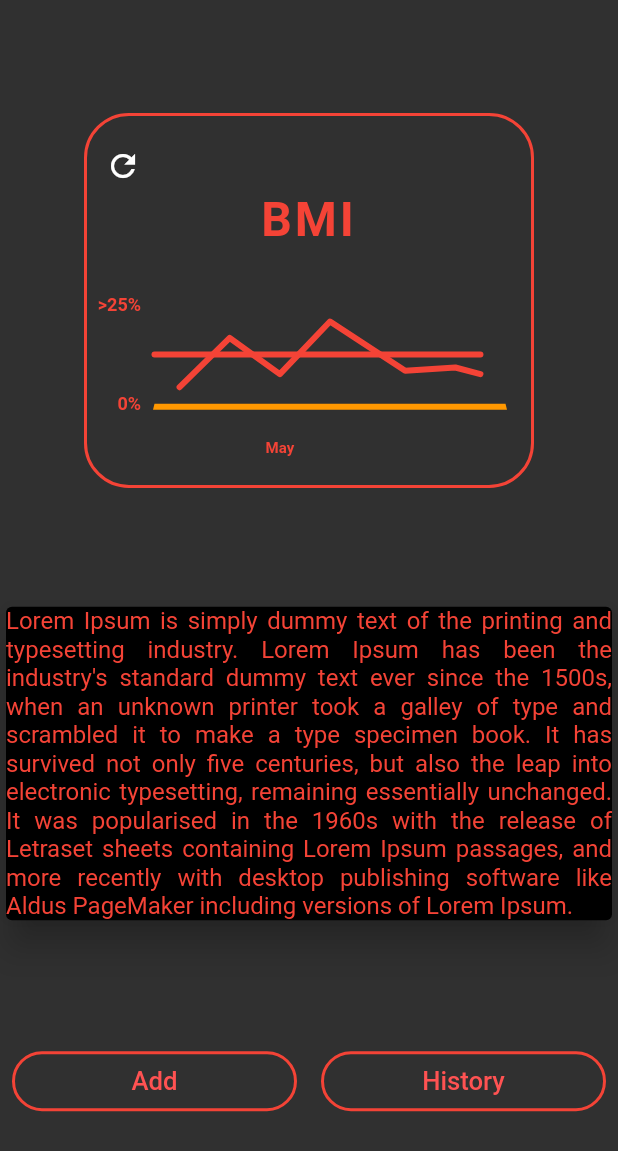
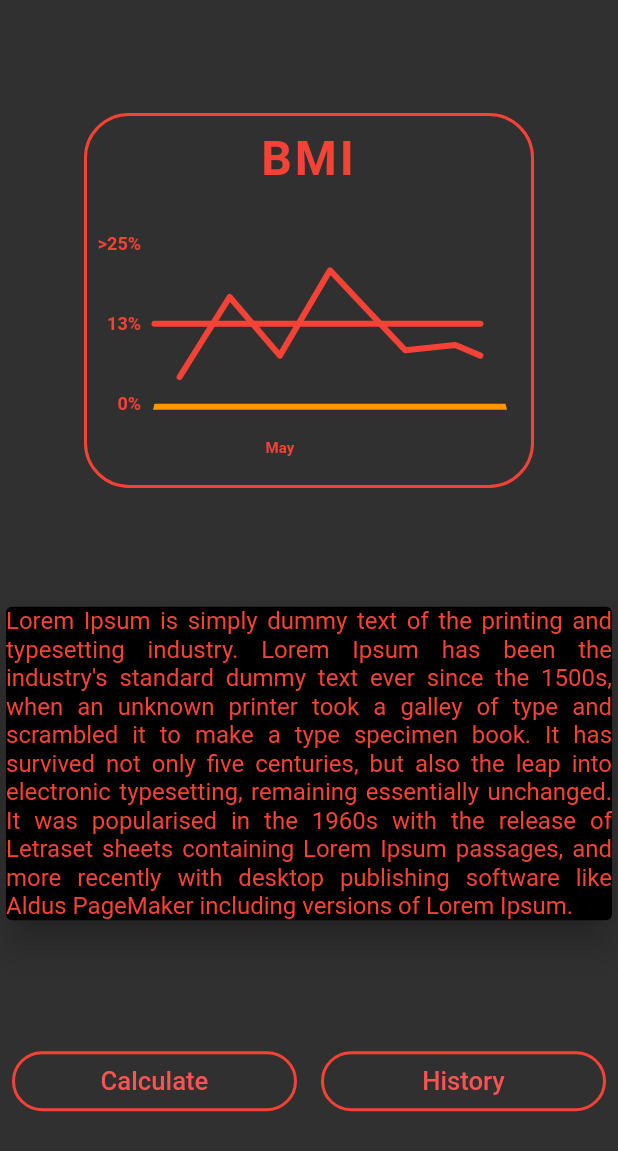
Before and after one commit to codewithmonk/health-stat-tracker, a Flutter app: the screen it shows after launch, after a tap on "BMI", on a phone screen of 412 x 824 dp. Shown: the top 1151 px of the screen. Run offline on Flutter 3.47's test engine with Material 2 defaults, Android fonts, the phone set to English and light mode, and no system bars; drawn by our look-alikes of fl_chart.

Commit message:
ios specific

```diff
--- /dev/null
+++ b/lib/classes/bmi.dart
@@ -0,0 +1,33 @@
+import 'package:body_fat_tracker/classes/user.dart';
+
+class BMI{
+  User user;
+  double height = 0.0, weight = 0.0;
+  double foot = 0.0;
+  double inches = 0.0;
+  double pounds = 0.0;
+  BMI.metric(this.user, this.height, this.weight);
+  BMI.imperial(this.user, this.foot, this.inches, this.pounds);
+
+  /// Calculates the BMI
+  ///
+  /// The isMetric parameter is used to toggle between metric and imperial values
+  double calculateBMI({isMetric = true}){
+    if (isMetric){
+      height = height / 100;
+      double bmi = weight / (height * height);
+      return bmi;
+    } else{
+      height = foot * 0.3048 + inches * 0.0254;
+      weight = 0.453592 * pounds;
+      double bmi = weight / height * height;
+      return bmi;
+    }
+  }
+
+  /// Saves the result to find trend and tracking
+  void addBMIToTracking(){
+
+  }
+
+}
--- /dev/null
+++ b/lib/classes/user.dart
@@ -0,0 +1,9 @@
+class User{
+  String _name;
+  int _age;
+  double _height;
+  double _weight;
+  User(this._name, this._age, this._height, this._weight);
+
+  void addUserToDB() => {};
+}
--- a/lib/widgets/bmi_landing.dart
+++ b/lib/widgets/bmi_landing.dart
@@ -1,8 +1,86 @@
+import 'package:body_fat_tracker/classes/user.dart';
+import 'package:flutter/material.dart';
+import 'package:flutter/cupertino.dart';
+
+import 'package:body_fat_tracker/classes/bmi.dart';
+import 'package:body_fat_tracker/widgets/buttons.dart';
 import 'package:body_fat_tracker/widgets/line_chart.dart';
-import 'package:flutter/material.dart';
 
-class BMILanding extends StatelessWidget {
+
+class BMILanding extends StatefulWidget {
   @override
+  _BMILandingState createState() => _BMILandingState();
+}
+
+class _BMILandingState extends State<BMILanding> {
+  @override
+  List<BMI> bmi_points = [];
+
+  final heightController = TextEditingController();
+
+  final weightController = TextEditingController();
+
+  final poundController = TextEditingController();
+
+  final inchController = TextEditingController();
+
+  final footController = TextEditingController();
+
+  double bmi = 0.0;
+
+  void getBMI(double height, double weight){
+    User user = new User("Akash", 26, 160, 61);
+    BMI bmi_obj = BMI.metric(user, 160.0, 61.0);
+    setState(() {
+      bmi = bmi_obj.calculateBMI();
+      print(bmi);
+    });
+  }
+
+  void findBMI(BuildContext context){
+    showModalBottomSheet(context: context, builder: (BuildContext ctx){
+      return GestureDetector(
+        onTap: () => {},
+        behavior: HitTestBehavior.opaque,
+        child: Container(
+          child: Column(
+            children: <Widget> [
+              Row(
+                mainAxisAlignment: MainAxisAlignment.spaceAround,
+                children: <Widget> [
+                  Expanded(
+                    child: Text("Weight"),
+                  ),
+                  Expanded(
+                    child: TextField(
+                      controller: weightController,
+                      keyboardType: TextInputType.numberWithOptions(decimal: true),
+                    ),
+                  ),
+                ],
+              ),
+              Row(
+                children: <Widget> [
+                  Expanded(
+                    child: Text("Height"),
+                  ),
+                  Expanded(
+                    child: TextField(
+                      controller: heightController,
+                      keyboardType: TextInputType.numberWithOptions(decimal: true),
+                    ),
+                  ),
+                ],
+              ),
+              TextButton(onPressed: () => {getBMI(double.parse(heightController.text), double.parse(weightController.text))}, child: Text("Calculate BMI")),
+              bmi == 0.0 ? SizedBox() : Text("BMI is ${bmi}"),
+            ],
+          ),
+        ),
+      );
+    });
+  }
+
   Widget build(BuildContext context) {
     return SafeArea(
       child: Scaffold(
@@ -22,7 +100,7 @@ class BMILanding extends StatelessWidget {
                     borderRadius: BorderRadius.circular(30)
                 ),
                 child: Center(
-                    child: LineChartSample1()
+                    child: LineChartSample1("BMI")
                 ),
               ),
               Card(
@@ -40,63 +118,13 @@ class BMILanding extends StatelessWidget {
                 ),
               ),
               Row(
-                  children: [
-                    Expanded(
-                      child: Padding(
-                        padding: const EdgeInsets.all(8.0),
-                        child: Container(
-                          height: 40,
-                          decoration: BoxDecoration(
-                              border: Border.all(
-                                  color: Colors.red,
-                                  width: 2
-                              ),
-                              borderRadius: BorderRadius.all(Radius.circular(60))
-                          ),
-                          child: TextButton(
-                            onPressed: () => {},
-                            child: FittedBox(
-                              child: Text(
-                                "Add",
-                                style: TextStyle(
-                                    color: Colors.redAccent,
-                                    fontSize: 18
-                                ),
-                              ),
-                            ),
-                          ),
-                        ),
-                      ),
-                    ),
-                    Expanded(
-                      child: Padding(
-                        padding: const EdgeInsets.all(8.0),
-                        child: Container(
-                          height: 40,
-                          decoration: BoxDecoration(
-                              border: Border.all(
-                                  color: Colors.red,
-                                  width: 2
-                              ),
-                              borderRadius: BorderRadius.all(Radius.circular(60))
-                          ),
-                          child: TextButton(
-                            onPressed: () => {},
-                            child: FittedBox(
-                              child: Text(
-                                "History",
-                                style: TextStyle(
-                                    color: Colors.redAccent,
-                                    fontSize: 18
-                                ),
-                              ),
-                            ),
-                          ),
-                        ),
-                      ),
-                    )
-                  ]
-              )
+                  children: <Widget>[
+                    ButtonWidget("Calculate", ()=> {
+                      findBMI(context),
+                    }),
+                    ButtonWidget("History", ()=>{}),
+                  ],
+              ),
             ],
           ),
         ),
--- a/lib/widgets/body_fat_landing.dart
+++ b/lib/widgets/body_fat_landing.dart
@@ -22,7 +22,7 @@ class BodyFatLanding extends StatelessWidget {
                   ),
                   borderRadius: BorderRadius.circular(30)
                 ),
-                child: Center(child: LineChartSample1()
+                child: Center(child: LineChartSample1("Body Fat")
                 ),
               ),
               Card(
--- /dev/null
+++ b/lib/widgets/buttons.dart
@@ -0,0 +1,56 @@
+import 'dart:io';
+
+import 'package:flutter/material.dart';
+import 'package:flutter/cupertino.dart';
+
+class ButtonWidget extends StatelessWidget {
+  String buttonLabel;
+  Function buttonFunction;
+  ButtonWidget(this.buttonLabel, this.buttonFunction);
+  @override
+  Widget build(BuildContext context) {
+    return Platform.isIOS ? Expanded(
+      child: Padding(
+        padding: const EdgeInsets.all(8.0),
+        child: CupertinoButton(
+          onPressed: this.buttonFunction,
+          color: Colors.red,
+          child: FittedBox(
+            child: Text(
+                this.buttonLabel,
+              style: TextStyle(
+                color: Colors.black
+              ),
+            ),
+          ),
+        )
+      ),
+    ) : Expanded(
+      child: Padding(
+        padding: const EdgeInsets.all(8.0),
+        child: Container(
+          height: 40,
+          decoration: BoxDecoration(
+              border: Border.all(
+                  color: Colors.red,
+                  width: 2
+              ),
+              borderRadius: BorderRadius.all(Radius.circular(60))
+          ),
+          child: TextButton(
+            onPressed: this.buttonFunction,
+            child: FittedBox(
+              child: Text(
+                this.buttonLabel,
+                style: TextStyle(
+                    color: Colors.redAccent,
+                    fontSize: 18
+                ),
+              ),
+            ),
+          ),
+        ),
+      ),
+    );
+  }
+}
--- a/lib/widgets/homepage.dart
+++ b/lib/widgets/homepage.dart
@@ -1,13 +1,27 @@
+import 'dart:io';
+
 import 'package:body_fat_tracker/widgets/body_fat_landing.dart';
+import 'package:body_fat_tracker/widgets/buttons.dart';
 import 'package:flutter/material.dart';
-
+import 'package:flutter/cupertino.dart';
 import 'package:body_fat_tracker/widgets/bmi_landing.dart';
 
 class HomePage extends StatelessWidget {
   @override
   Widget build(BuildContext context) {
-    return Scaffold(
-      body: Column(
+    void bodyFatNavigator(){
+      Navigator.push(
+          context,
+          MaterialPageRoute(builder: (context) => BodyFatLanding())
+      );
+    }
+    void bmiNavigator(){
+      Navigator.push(
+          context,
+          MaterialPageRoute(builder: (context) => BMILanding())
+      );
+    }
+    Widget pageBody = Column(
       crossAxisAlignment: CrossAxisAlignment.center,
       mainAxisAlignment: MainAxisAlignment.spaceBetween,
       children: [
@@ -44,73 +58,13 @@ class HomePage extends StatelessWidget {
             mainAxisAlignment: MainAxisAlignment.spaceAround,
             crossAxisAlignment: CrossAxisAlignment.center,
             children: [
-                Expanded(
-                  child: Padding(
-                    padding: const EdgeInsets.all(8.0),
-                    child: Container(
-                      height: 40,
-                      decoration: BoxDecoration(
-                          border: Border.all(
-                              color: Colors.red,
-                              width: 2
-                          ),
-                          borderRadius: BorderRadius.all(Radius.circular(60))
-                      ),
-                      child: TextButton(
-                        onPressed: () => {
-                          Navigator.push(
-                              context,
-                              MaterialPageRoute(builder: (context) => BMILanding())
-                          )
-                        },
-                        child: Text(
-                          "BMI",
-                          style: TextStyle(
-                              color: Colors.redAccent,
-                              fontSize: 18
-                          ),
-                        ),
-                      ),
-                    ),
-                  ),
-                ),
-                Expanded(
-                  child: Padding(
-                    padding: const EdgeInsets.all(8.0),
-                    child: Container(
-                      height: 40,
-                      decoration: BoxDecoration(
-                          border: Border.all(
-                              color: Colors.red,
-                              width: 2
-                          ),
-                          borderRadius: BorderRadius.all(Radius.circular(60))
-                      ),
-                      child: TextButton(
-                        onPressed: () => {
-                          Navigator.push(
-                              context,
-                              MaterialPageRoute(builder: (context) => BodyFatLanding())
-                          )
-                        },
-                        child: FittedBox(
-                          child: Text(
-                            "Body Fat",
-                            style: TextStyle(
-                                color: Colors.redAccent,
-                                fontSize: 18
-                            ),
-                          ),
-                        ),
-                      ),
-                    ),
-                  ),
-                )
+              ButtonWidget("BMI", bmiNavigator),
+              ButtonWidget("Body Fat", bodyFatNavigator)
             ],
           ),
         )
       ],
-      ),
     );
+    return Platform.isIOS ? CupertinoPageScaffold(child: pageBody) :  Scaffold(body: pageBody);
   }
 }
--- a/lib/widgets/line_chart.dart
+++ b/lib/widgets/line_chart.dart
@@ -3,16 +3,15 @@ import 'package:flutter/material.dart';
 
 class LineChartSample1 extends StatefulWidget {
   @override
+  String graphName;
+  LineChartSample1(this.graphName);
   State<StatefulWidget> createState() => LineChartSample1State();
 }
 
 class LineChartSample1State extends State<LineChartSample1> {
-  bool isShowingMainData;
-
   @override
   void initState() {
     super.initState();
-    isShowingMainData = true;
   }
 
   @override
@@ -28,14 +27,8 @@ class LineChartSample1State extends State<LineChartSample1> {
             Column(
               crossAxisAlignment: CrossAxisAlignment.stretch,
               children: <Widget>[
-                const SizedBox(
-                  height: 37,
-                ),
-                const SizedBox(
-                  height: 4,
-                ),
-                const Text(
-                  'BMI',
+                Text(
+                  widget.graphName,
                   style: TextStyle(
                       color: Colors.red,
                       fontSize: 32,
@@ -60,17 +53,6 @@ class LineChartSample1State extends State<LineChartSample1> {
                 ),
               ],
             ),
-            IconButton(
-              icon: Icon(
-                Icons.refresh,
-                color: Colors.white.withOpacity(isShowingMainData ? 1.0 : 0.5),
-              ),
-              onPressed: () {
-                setState(() {
-                  isShowingMainData = !isShowingMainData;
-                });
-              },
-            )
           ],
         ),
       ),
```
Lines whose indentation alone changed are shown as unchanged.
